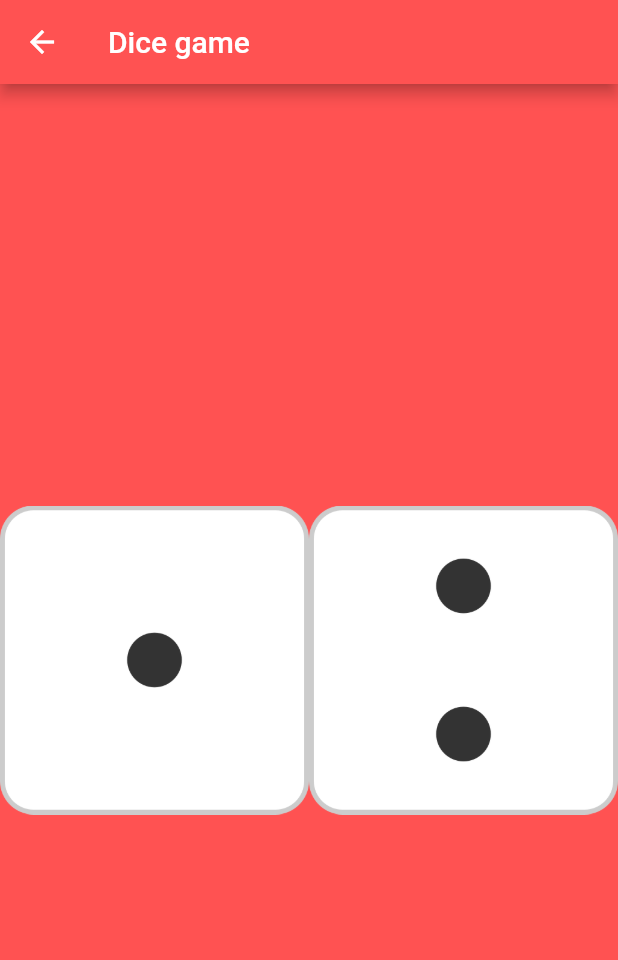
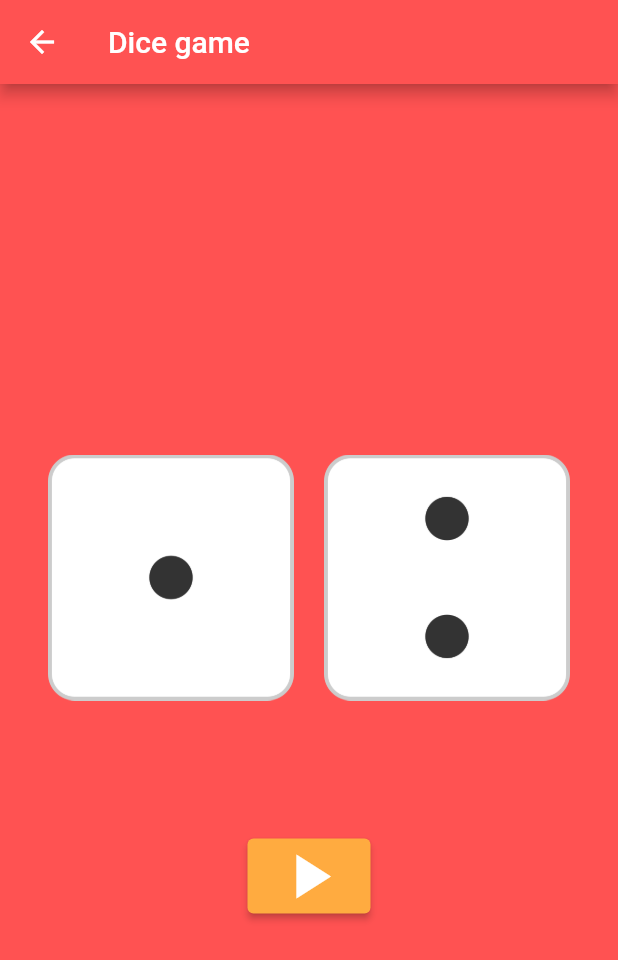
Before and after one commit to hjyu94/frontend-studies, a Flutter app: the Dice screen opened directly, on a phone screen of 412 x 824 dp. Shown: the top 960 px of the screen. Run offline on Flutter 3.47's test engine with Material 2 defaults, Android fonts, the phone set to English and light mode, and no system bars.

Commit message:
Add icon butotn

```diff
--- a/lib/login_dice/dice.dart
+++ b/lib/login_dice/dice.dart
@@ -15,12 +15,30 @@ class Dice extends StatelessWidget {
         child: Column(
           mainAxisAlignment: MainAxisAlignment.center, // 주축 정렬
           children: [
-            Row(
-              mainAxisAlignment: MainAxisAlignment.center, // 주축 정렬
-              children: [
-                Expanded(child: Image.asset('image/dice1.png')), // Expanded has flex field, too
-                Expanded(child: Image.asset('image/dice2.png')),
-              ],
+            Padding(
+              padding: EdgeInsets.all(32.0),
+              child: Row(
+                children: [
+                  Expanded(child: Image.asset('image/dice1.png')), // Expanded has flex field, too
+                  SizedBox(width: 20.0), // blank
+                  Expanded(child: Image.asset('image/dice2.png')),
+                ],
+              ),
+            ),
+            SizedBox(height: 60.0),
+            ButtonTheme(
+              minWidth: 100.0,
+              height: 60.0,
+              child: ElevatedButton(
+                onPressed: () {},
+                child: Icon(Icons.play_arrow,
+                  color: Colors.white,
+                  size: 50.0,
+                ),
+                style: ElevatedButton.styleFrom(
+                  primary: Colors.orangeAccent,
+                ),
+              ),
             )
           ],
         )
```
